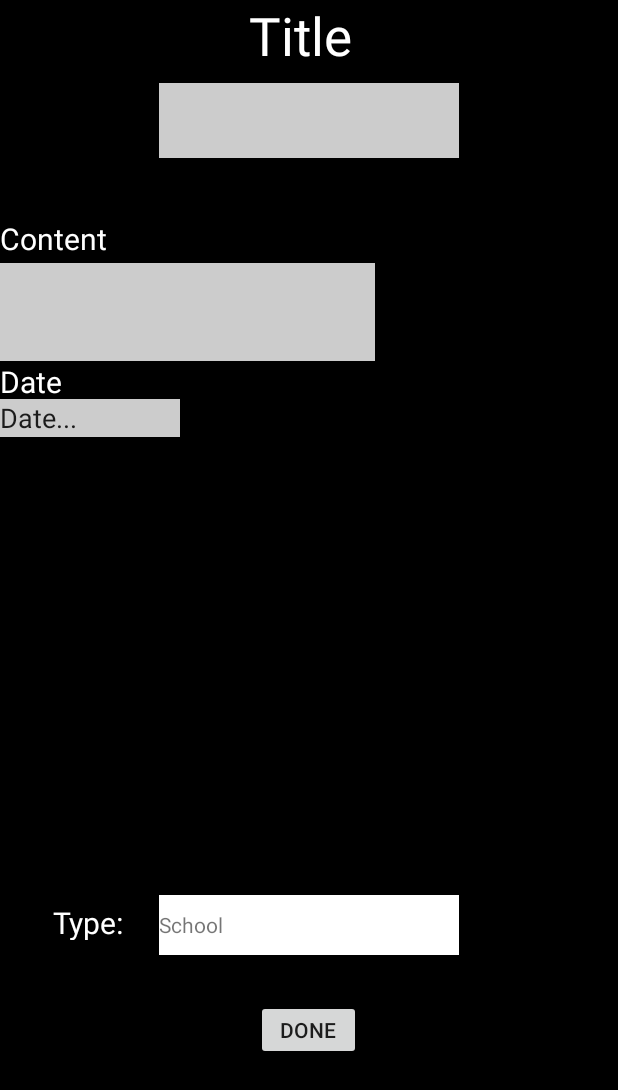
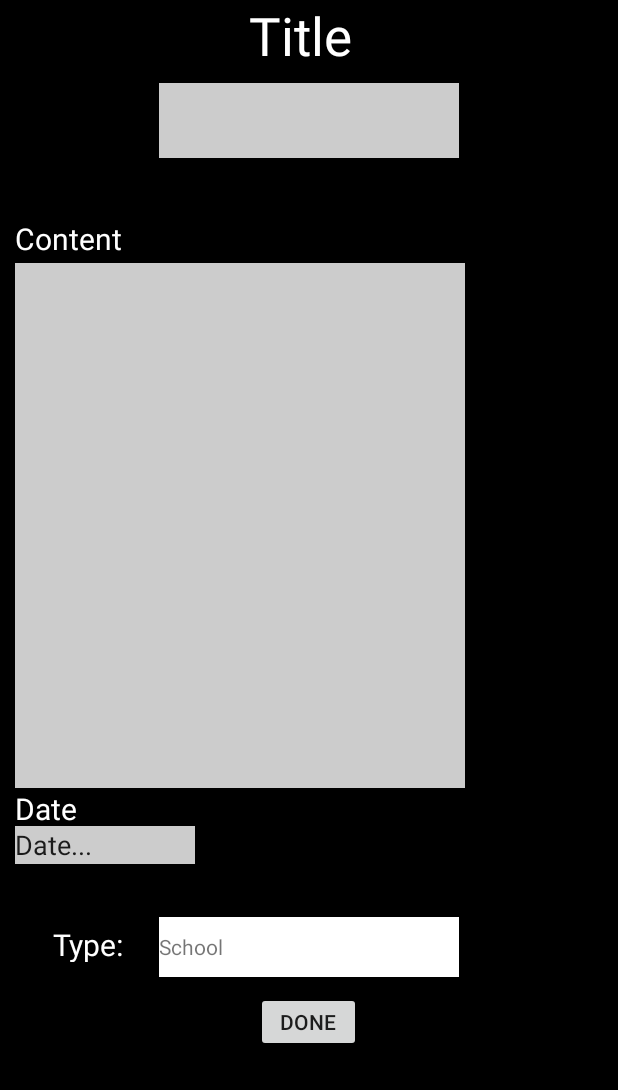
Before and after one commit to wws002/student_planner, an Android app: the EditEventActivity screen opened directly, with no data from a screen before it, on a phone screen of 412 x 824 dp. Shown: the top 1090 px of the screen. Run offline under Robolectric (Android 15) with nearby library versions, the phone set to English and light mode, and no system bars; 1 statement that could not run was skipped.

Commit message:
i'm OCD ok

```diff
--- a/app/src/main/res/layout/edit_note.xml
+++ b/app/src/main/res/layout/edit_note.xml
@@ -28,13 +28,15 @@
         android:layout_height="30dp"
         android:text="Content"
         android:translationY="40dp"
+        android:translationX="10dp"
         style="@style/contentBar"/>
 
     <EditText
         android:id="@+id/content"
-        android:layout_width="250dp"
-        android:layout_height="65dp"
+        android:layout_width="300dp"
+        android:layout_height="350dp"
         android:translationY="40dp"
+        android:translationX="10dp"
         style="@style/contentText"/>
 
     <TextView
@@ -43,6 +45,7 @@
         android:layout_height="25dp"
         android:text="Date"
         android:translationY="40dp"
+        android:translationX="10dp"
         style="@style/dateTitle"/>
 
     <EditText
@@ -55,8 +58,8 @@
         android:editable="false"
         android:text="Date..."
         android:translationY="40dp"
+        android:translationX="10dp"
         style="@style/dateSelection"/>
-
 
     <TextView
         android:id="@+id/typeTitle"
@@ -64,7 +67,7 @@
         android:layout_height="25dp"
         android:layout_gravity="center_horizontal"
         android:text="Type:"
-        android:translationY="350dp"
+        android:translationY="80dp"
         android:translationX="35dp"
         style="@style/dateTitle"/>
 
@@ -73,7 +76,7 @@
         android:layout_width="200dp"
         android:layout_height="40dp"
         android:layout_gravity="center_horizontal"
-        android:translationY="320dp"
+        android:translationY="50dp"
         style="@style/spinner"/>
 
     <Button
@@ -82,7 +85,7 @@
         android:layout_height="40dp"
         android:onClick="onClick"
         android:layout_gravity="center_horizontal"
-        android:translationY="350dp"
+        android:translationY="60dp"
         android:text="done"/>
 
 </LinearLayout>
```
